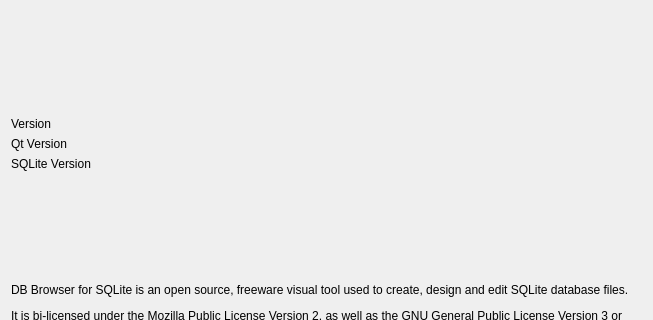
Above: src/AboutDialog.ui from sqlitebrowser/sqlitebrowser before the change; both pictures show x 0 to 653 and y 0 to 320 of the 653 by 502 pixel window. Below: the same form after it.
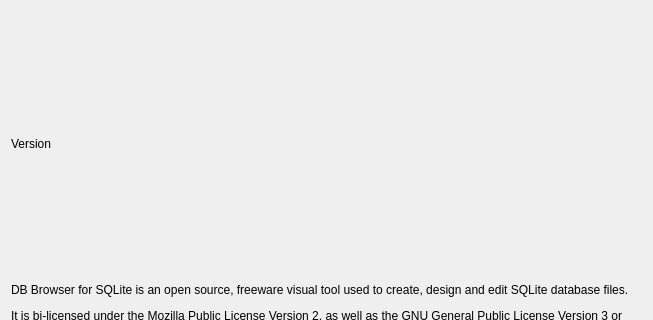
That is the form after the change. Icons and pictures are not drawn.

Commit message:
Make version numbers in About Dialog selectable
See issue #222.

Patch:
```diff
--- a/src/AboutDialog.ui
+++ b/src/AboutDialog.ui
@@ -49,25 +49,8 @@
          <property name="margin">
           <number>5</number>
          </property>
-        </widget>
-       </item>
-       <item>
-        <widget class="QLabel" name="label_versionqt">
-         <property name="text">
-          <string>Qt Version</string>
-         </property>
-         <property name="margin">
-          <number>5</number>
-         </property>
-        </widget>
-       </item>
-       <item>
-        <widget class="QLabel" name="label_versionsqlite">
-         <property name="text">
-          <string>SQLite Version</string>
-         </property>
-         <property name="margin">
-          <number>5</number>
+         <property name="textInteractionFlags">
+          <set>Qt::LinksAccessibleByMouse|Qt::TextSelectableByKeyboard|Qt::TextSelectableByMouse</set>
          </property>
         </widget>
        </item>
```
The commit also changes 1 other file.
